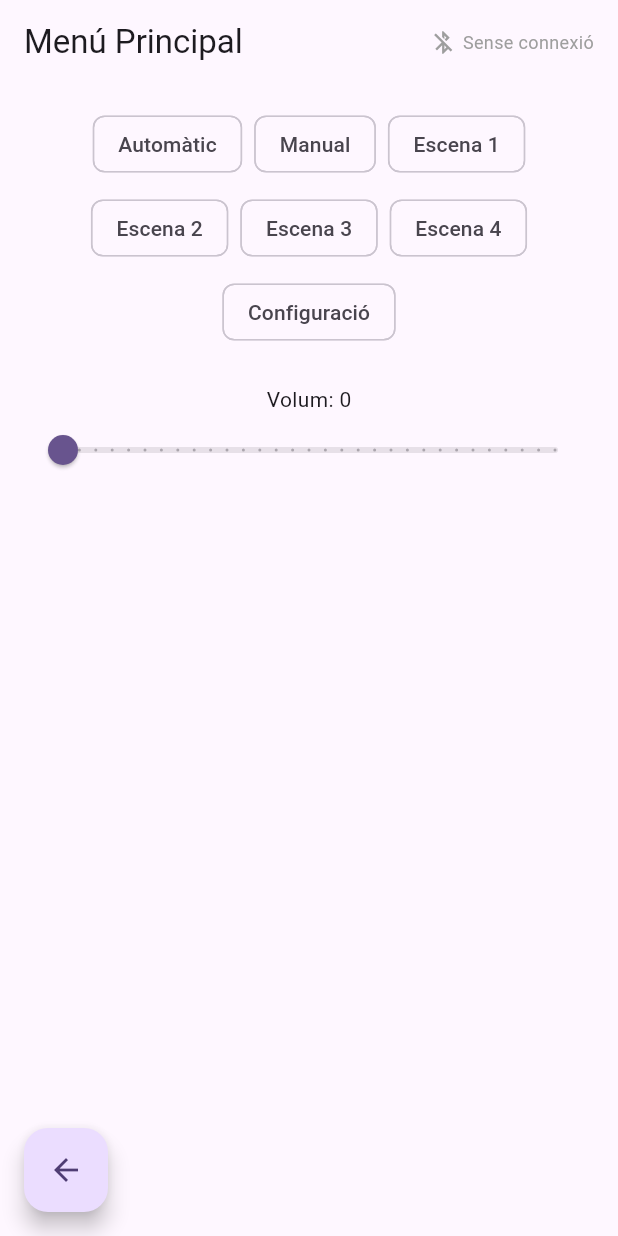
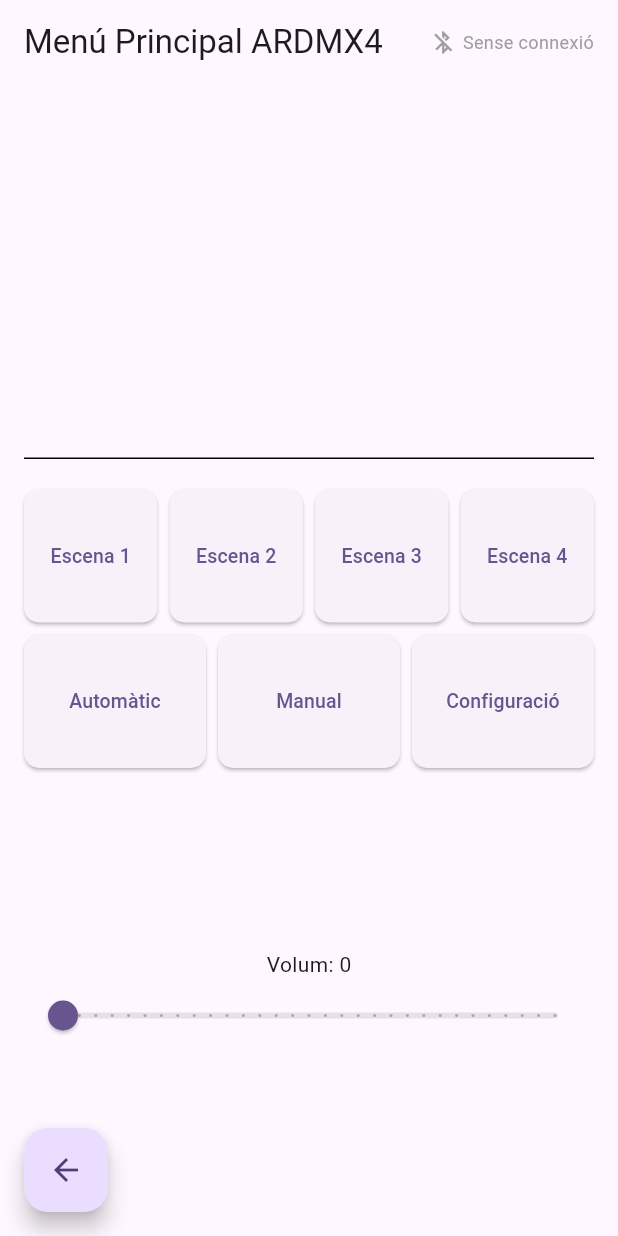
Before and after one commit to xaviermila-png/ardmx_app, a Flutter app: the MainMenuScreen screen opened by its route, on a phone screen of 412 x 824 dp. Run offline on Flutter 3.47's test engine with Material 3 defaults, Android fonts, the phone set to English and light mode, and no system bars; our stand-ins replace flutter_riverpod, permission_handler, shared_preferences; missing offline and left inert: flutter_blue_classic; accounts and stored records are empty.

Commit message:
Redesign Main Menu dial grid and add cycle progress bar
- DialSelector: 7-mode dial reorganized into a square grid (4 scene
  buttons on top, Automatic/Manual/Configuracio below spanning the same
  width/height), with pastel category colors (orange=scenes,
  green=automatic/manual, lilac=configuration) for the active button.
  Configuracio reveals a third row (Escenes/Cicle/Parametres/Credits)
  whose space is always reserved so the grid never shifts position.
- Main Menu layout: whole block (progress bar + grid + volume)
  bottom-justified, with a black divider between the progress bar and the
  grid.
- New CycleProgressBar widget: shows elapsed/total cycle time (V14/V15)
  and the current phase/transition (V10) above a bar that fills
  left-to-right as the cycle progresses. Polls V10/V14/V15 every second
  while an Automatic/Manual cycle is running, since the Virtuino wire
  protocol is pure request/response and the Arduino never pushes these
  values unsolicited. Space is always reserved so hiding it (Escena fixa/
  Configuracio modes) never shifts the grid below it.
- Main Menu app bar title updated to 'Menu Principal ARDMX4'.

```diff
--- a/lib/features/main_menu/main_menu_screen.dart
+++ b/lib/features/main_menu/main_menu_screen.dart
@@ -1,15 +1,12 @@
 import 'package:flutter/material.dart';
-import 'package:flutter_riverpod/flutter_riverpod.dart';
 
-import '../../core/constants/v_map.dart';
 import '../../routing/app_router.dart';
-import '../../state/providers.dart';
 import '../../widgets/app_scaffold.dart';
-import 'widgets/config_submenu.dart';
+import 'widgets/cycle_progress_bar.dart';
 import 'widgets/dial_selector.dart';
 import 'widgets/volume_slider.dart';
 
-class MainMenuScreen extends ConsumerWidget {
+class MainMenuScreen extends StatelessWidget {
   const MainMenuScreen({super.key});
 
   /// Returns to the connection (Splash) screen without touching the
@@ -23,11 +20,7 @@ class MainMenuScreen extends ConsumerWidget {
   }
 
   @override
-  Widget build(BuildContext context, WidgetRef ref) {
-    final mainSelector = ref.watch(
-      appStateProvider.select((s) => s.mainSelector),
-    );
-
+  Widget build(BuildContext context) {
     return PopScope(
       canPop: false,
       onPopInvokedWithResult: (didPop, result) {
@@ -39,7 +32,7 @@ class MainMenuScreen extends ConsumerWidget {
         if (!didPop) _goToConnectionScreen(context);
       },
       child: AppScaffold(
-        title: 'Menú Principal',
+        title: 'Menú Principal ARDMX4',
         automaticallyImplyLeading: false,
         floatingActionButtonLocation: FloatingActionButtonLocation.startFloat,
         floatingActionButton: FloatingActionButton(
@@ -47,16 +40,23 @@ class MainMenuScreen extends ConsumerWidget {
           tooltip: 'Tornar a la pantalla de connexió',
           child: const Icon(Icons.arrow_back),
         ),
-        body: SingleChildScrollView(
-          padding: const EdgeInsets.all(16),
+        // The whole block (progress bar + dial grid + volume) is
+        // bottom-justified — the Spacer goes first so empty space collects
+        // above it. The progress bar sits right above the button grid with
+        // just a small gap, not pinned to the very top of the screen.
+        body: Padding(
+          padding: const EdgeInsets.fromLTRB(16, 16, 16, 88),
           child: Column(
             children: [
+              const Spacer(flex: 4),
+              const CycleProgressBar(),
+              const SizedBox(height: 20),
+              const Divider(color: Colors.black, thickness: 1, height: 1),
+              const SizedBox(height: 20),
               const DialSelector(),
               const SizedBox(height: 24),
               const VolumeSlider(),
-              const SizedBox(height: 24),
-              if (mainSelector == MainSelectorMode.configuration.vValue)
-                const ConfigSubmenu(),
+              const Spacer(flex: 1),
             ],
           ),
         ),
--- a/lib/features/main_menu/widgets/config_submenu.dart
+++ b/lib/features/main_menu/widgets/config_submenu.dart
@@ -2,39 +2,56 @@ import 'package:flutter/material.dart';
 
 import '../../../routing/app_router.dart';
 
-/// Shown only while the dial is on [MainSelectorMode.configuration].
+/// Shown only while the dial is on [MainSelectorMode.configuration] — a
+/// third grid row using the same square sizing as the scene buttons above
+/// it, so the whole 7(+4)-button layout reads as one consistent grid.
 /// Navigating to any of these pushes the corresponding route, whose
 /// [ScreenMirrorObserver] side effect writes V[50] for the app.
 class ConfigSubmenu extends StatelessWidget {
-  const ConfigSubmenu({super.key});
+  const ConfigSubmenu({
+    super.key,
+    required this.squareSize,
+    required this.spacing,
+  });
+
+  final double squareSize;
+  final double spacing;
+
+  static const _items = [
+    ('Escenes', AppRoutes.sceneChannels),
+    ('Cicle', AppRoutes.cycleProgramming),
+    ('Paràmetres', AppRoutes.parameters),
+    ('Crèdits', AppRoutes.credits),
+  ];
 
   @override
   Widget build(BuildContext context) {
-    return Wrap(
-      spacing: 8,
-      runSpacing: 8,
-      alignment: WrapAlignment.center,
+    return Row(
       children: [
-        ElevatedButton(
-          onPressed: () =>
-              Navigator.of(context).pushNamed(AppRoutes.sceneChannels),
-          child: const Text('Escenes'),
-        ),
-        ElevatedButton(
-          onPressed: () =>
-              Navigator.of(context).pushNamed(AppRoutes.cycleProgramming),
-          child: const Text('Cicle'),
-        ),
-        ElevatedButton(
-          onPressed: () =>
-              Navigator.of(context).pushNamed(AppRoutes.parameters),
-          child: const Text('Paràmetres'),
-        ),
-        ElevatedButton(
-          onPressed: () =>
-              Navigator.of(context).pushNamed(AppRoutes.credits),
-          child: const Text('Crèdits'),
-        ),
+        for (var i = 0; i < _items.length; i++) ...[
+          if (i > 0) SizedBox(width: spacing),
+          SizedBox(
+            width: squareSize,
+            height: squareSize,
+            child: ElevatedButton(
+              onPressed: () =>
+                  Navigator.of(context).pushNamed(_items[i].$2),
+              style: ElevatedButton.styleFrom(
+                padding: const EdgeInsets.symmetric(horizontal: 2),
+                shape: RoundedRectangleBorder(
+                  borderRadius: BorderRadius.circular(10),
+                ),
+              ),
+              child: Text(
+                _items[i].$1,
+                textAlign: TextAlign.center,
+                maxLines: 2,
+                overflow: TextOverflow.ellipsis,
+                style: const TextStyle(fontSize: 12),
+              ),
+            ),
+          ),
+        ],
       ],
     );
   }
--- /dev/null
+++ b/lib/features/main_menu/widgets/cycle_progress_bar.dart
@@ -0,0 +1,144 @@
+import 'dart:async';
+
+import 'package:flutter/material.dart';
+import 'package:flutter_riverpod/flutter_riverpod.dart';
+
+import '../../../core/constants/v_map.dart';
+import '../../../state/providers.dart';
+
+/// Cycle progress indicator shown at the top of Main Menu while a cycle is
+/// running (Automàtic or Manual): elapsed time, the current phase/
+/// transition and the total time are shown above a plain rectangular bar
+/// (sharp corners, empty/outlined) that fills left-to-right as V14
+/// progresses toward V15.
+///
+/// The Virtuino wire protocol is pure request/response — the Arduino never
+/// pushes V10/V14/V15 on its own, so this widget polls for them every
+/// second while visible (matching how the original Virtuino app must have
+/// kept its own cycle display live).
+///
+/// Space for this widget is always reserved (via [Visibility]'s
+/// `maintainSize`), even when hidden (Escena fixa / Configuració modes) —
+/// otherwise the button grid below it would shift position depending on
+/// whether a cycle happens to be running.
+class CycleProgressBar extends ConsumerStatefulWidget {
+  const CycleProgressBar({super.key});
+
+  @override
+  ConsumerState<CycleProgressBar> createState() => _CycleProgressBarState();
+}
+
+class _CycleProgressBarState extends ConsumerState<CycleProgressBar> {
+  static const _pollInterval = Duration(seconds: 1);
+
+  static final _barColor = Colors.red.shade700;
+  static final _textColor = Colors.red.shade900;
+
+  /// V[10] (cycle state, 1-8) -> label, matching the Arduino sketch's own
+  /// EstatActual comments (0-indexed there, V10 = EstatActual + 1).
+  static const _stateLabels = {
+    1: 'Escena 1',
+    2: 'Transició a Escena 2',
+    3: 'Escena 2',
+    4: 'Transició a Escena 3',
+    5: 'Escena 3',
+    6: 'Transició a Escena 4',
+    7: 'Escena 4',
+    8: 'Transició a Escena 1',
+  };
+
+  Timer? _pollTimer;
+
+  void _poll() {
+    ref.read(protocolProvider).requestAll([
+      VIndex.cycleState,
+      VIndex.currentTime,
+      VIndex.totalTime,
+    ]);
+  }
+
+  void _startPolling() {
+    if (_pollTimer != null) return;
+    _poll();
+    _pollTimer = Timer.periodic(_pollInterval, (_) => _poll());
+  }
+
+  void _stopPolling() {
+    _pollTimer?.cancel();
+    _pollTimer = null;
+  }
+
+  @override
+  void dispose() {
+    _stopPolling();
+    super.dispose();
+  }
+
+  @override
+  Widget build(BuildContext context) {
+    final mainSelector = ref.watch(
+      appStateProvider.select((s) => s.mainSelector),
+    );
+    final isCycling =
+        mainSelector == MainSelectorMode.automatic.vValue ||
+        mainSelector == MainSelectorMode.manual.vValue;
+
+    if (isCycling) {
+      _startPolling();
+    } else {
+      _stopPolling();
+    }
+
+    final currentTime =
+        ref.watch(appStateProvider.select((s) => s.currentTime)) ?? 0;
+    final totalTime =
+        ref.watch(appStateProvider.select((s) => s.totalTime)) ?? 0;
+    final cycleState = ref.watch(appStateProvider.select((s) => s.cycleState));
+    final stateLabel = _stateLabels[cycleState] ?? '—';
+    final fraction = totalTime > 0
+        ? (currentTime / totalTime).clamp(0.0, 1.0)
+        : 0.0;
+    final textStyle = TextStyle(
+      fontWeight: FontWeight.bold,
+      fontSize: 20,
+      color: _textColor,
+    );
+
+    return Visibility(
+      visible: isCycling,
+      maintainSize: true,
+      maintainAnimation: true,
+      maintainState: true,
+      child: Column(
+        crossAxisAlignment: CrossAxisAlignment.stretch,
+        children: [
+          Row(
+            children: [
+              Text('${currentTime.round()}"', style: textStyle),
+              Expanded(
+                child: Text(
+                  stateLabel,
+                  textAlign: TextAlign.center,
+                  style: textStyle,
+                ),
+              ),
+              Text('${totalTime.round()}"', style: textStyle),
+            ],
+          ),
+          const SizedBox(height: 4),
+          Container(
+            height: 40,
+            decoration: BoxDecoration(
+              border: Border.all(color: _barColor, width: 2),
+            ),
+            child: FractionallySizedBox(
+              alignment: Alignment.centerLeft,
+              widthFactor: fraction,
+              child: Container(color: _barColor),
+            ),
+          ),
+        ],
+      ),
+    );
+  }
+}
--- a/lib/features/main_menu/widgets/dial_selector.dart
+++ b/lib/features/main_menu/widgets/dial_selector.dart
@@ -3,13 +3,32 @@ import 'package:flutter_riverpod/flutter_riverpod.dart';
 
 import '../../../core/constants/v_map.dart';
 import '../../../state/providers.dart';
+import 'config_submenu.dart';
 
-/// The 7-position main rotary dial (V[11]). Rendered as a set of choice
-/// chips rather than a literal radial dial graphic for this first vertical
-/// slice — a custom dial widget can replace this later without touching
-/// any state/protocol wiring.
+/// The 7-position main rotary dial (V[11]), laid out as a square-ish grid:
+/// row 1 is the 4 scene buttons (squares), row 2 is
+/// Automàtic/Manual/Configuració (3 rectangles spanning the same total
+/// width, and the same height, as row 1). Each active button gets a color
+/// by category: scenes = pastel orange, Automàtic/Manual = pastel green,
+/// Configuració = pastel lilac (which also reveals a third row of submenu
+/// buttons: Escenes/Cicle/Paràmetres/Crèdits).
 class DialSelector extends ConsumerWidget {
   const DialSelector({super.key});
+
+  static const _spacing = 8.0;
+
+  static const _sceneModes = [
+    MainSelectorMode.scene1,
+    MainSelectorMode.scene2,
+    MainSelectorMode.scene3,
+    MainSelectorMode.scene4,
+  ];
+
+  static const _otherModes = [
+    MainSelectorMode.automatic,
+    MainSelectorMode.manual,
+    MainSelectorMode.configuration,
+  ];
 
   static const _labels = {
     MainSelectorMode.automatic: 'Automàtic',
@@ -21,25 +40,140 @@ class DialSelector extends ConsumerWidget {
     MainSelectorMode.configuration: 'Configuració',
   };
 
+  static (Color, Color) _selectedColors(MainSelectorMode mode) {
+    switch (mode) {
+      case MainSelectorMode.configuration:
+        return (Colors.deepPurple.shade200, Colors.deepPurple.shade900);
+      case MainSelectorMode.automatic:
+      case MainSelectorMode.manual:
+        return (Colors.green.shade200, Colors.green.shade900);
+      default:
+        return (Colors.orange.shade200, Colors.orange.shade900);
+    }
+  }
+
+  Widget _modeButton({
+    required WidgetRef ref,
+    required MainSelectorMode mode,
+    required int? current,
+    required double width,
+    required double height,
+  }) {
+    final (bg, fg) = _selectedColors(mode);
+    return _ModeButton(
+      label: _labels[mode]!,
+      width: width,
+      height: height,
+      selected: current == mode.vValue,
+      selectedBackground: bg,
+      selectedForeground: fg,
+      onTap: () => ref.read(appStateProvider.notifier).selectMainMode(mode),
+    );
+  }
+
   @override
   Widget build(BuildContext context, WidgetRef ref) {
-    final current = ref.watch(
-      appStateProvider.select((s) => s.mainSelector),
-    );
+    final current = ref.watch(appStateProvider.select((s) => s.mainSelector));
+    final isConfiguration = current == MainSelectorMode.configuration.vValue;
 
-    return Wrap(
-      spacing: 8,
-      runSpacing: 8,
-      alignment: WrapAlignment.center,
-      children: [
-        for (final mode in MainSelectorMode.values)
-          ChoiceChip(
-            label: Text(_labels[mode]!),
-            selected: current == mode.vValue,
-            onSelected: (_) =>
-                ref.read(appStateProvider.notifier).selectMainMode(mode),
-          ),
-      ],
+    return LayoutBuilder(
+      builder: (context, constraints) {
+        final squareSize = (constraints.maxWidth - 3 * _spacing) / 4;
+        final rectWidth = (constraints.maxWidth - 2 * _spacing) / 3;
+
+        return Column(
+          mainAxisSize: MainAxisSize.min,
+          children: [
+            Row(
+              children: [
+                for (var i = 0; i < _sceneModes.length; i++) ...[
+                  if (i > 0) const SizedBox(width: _spacing),
+                  _modeButton(
+                    ref: ref,
+                    mode: _sceneModes[i],
+                    current: current,
+                    width: squareSize,
+                    height: squareSize,
+                  ),
+                ],
+              ],
+            ),
+            const SizedBox(height: _spacing),
+            Row(
+              children: [
+                for (var i = 0; i < _otherModes.length; i++) ...[
+                  if (i > 0) const SizedBox(width: _spacing),
+                  _modeButton(
+                    ref: ref,
+                    mode: _otherModes[i],
+                    current: current,
+                    width: rectWidth,
+                    height: squareSize,
+                  ),
+                ],
+              ],
+            ),
+            const SizedBox(height: _spacing),
+            // Space for the third row is always reserved (not just when
+            // visible) so showing/hiding it never shifts the rows above —
+            // only its content fades in/out.
+            Visibility(
+              visible: isConfiguration,
+              maintainSize: true,
+              maintainAnimation: true,
+              maintainState: true,
+              child: ConfigSubmenu(squareSize: squareSize, spacing: _spacing),
+            ),
+          ],
+        );
+      },
     );
   }
 }
+
+class _ModeButton extends StatelessWidget {
+  const _ModeButton({
+    required this.label,
+    required this.width,
+    required this.height,
+    required this.selected,
+    required this.selectedBackground,
+    required this.selectedForeground,
+    required this.onTap,
+  });
+
+  final String label;
+  final double width;
+  final double height;
+  final bool selected;
+  final Color selectedBackground;
+  final Color selectedForeground;
+  final VoidCallback onTap;
+
+  @override
+  Widget build(BuildContext context) {
+    return SizedBox(
+      width: width,
+      height: height,
+      child: ElevatedButton(
+        onPressed: onTap,
+        style: ElevatedButton.styleFrom(
+          padding: const EdgeInsets.symmetric(horizontal: 4),
+          backgroundColor: selected ? selectedBackground : null,
+          foregroundColor: selected ? selectedForeground : null,
+          elevation: selected ? 4 : 1,
+          shape: RoundedRectangleBorder(
+            borderRadius: BorderRadius.circular(10),
+          ),
+        ),
+        child: Text(
+          label,
+          textAlign: TextAlign.center,
+          maxLines: 2,
+          overflow: TextOverflow.ellipsis,
+          style: const TextStyle(fontSize: 13),
+        ),
+      ),
+    );
+  }
+}
```
Also changed, not shown: .claude/settings.json.
